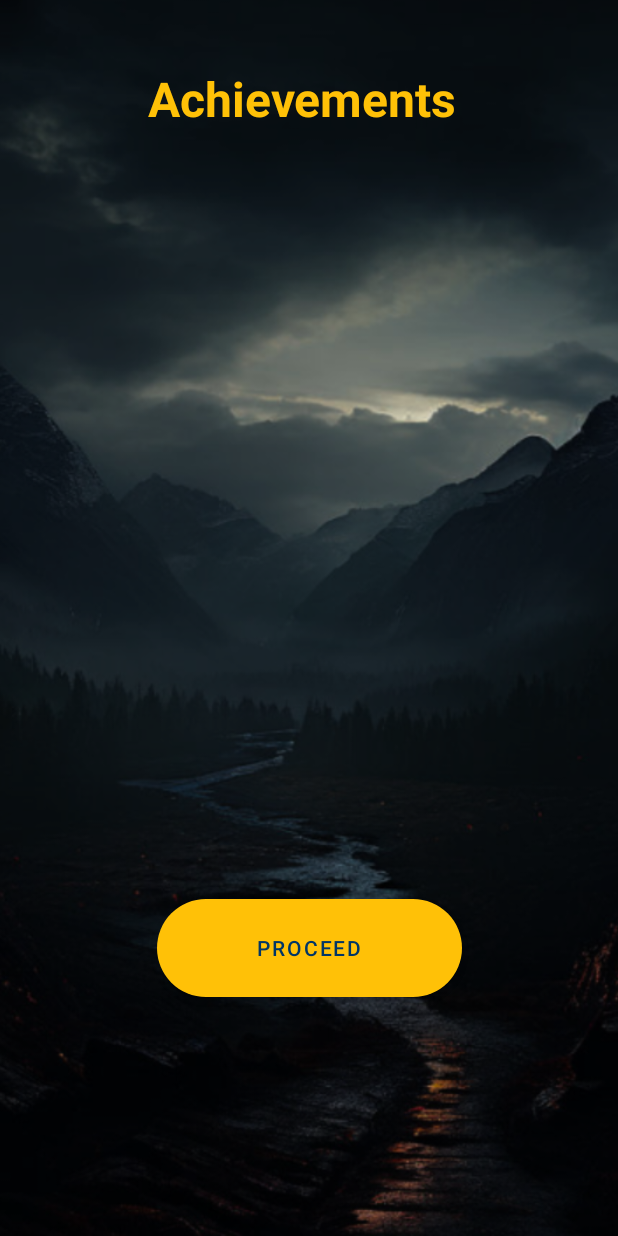
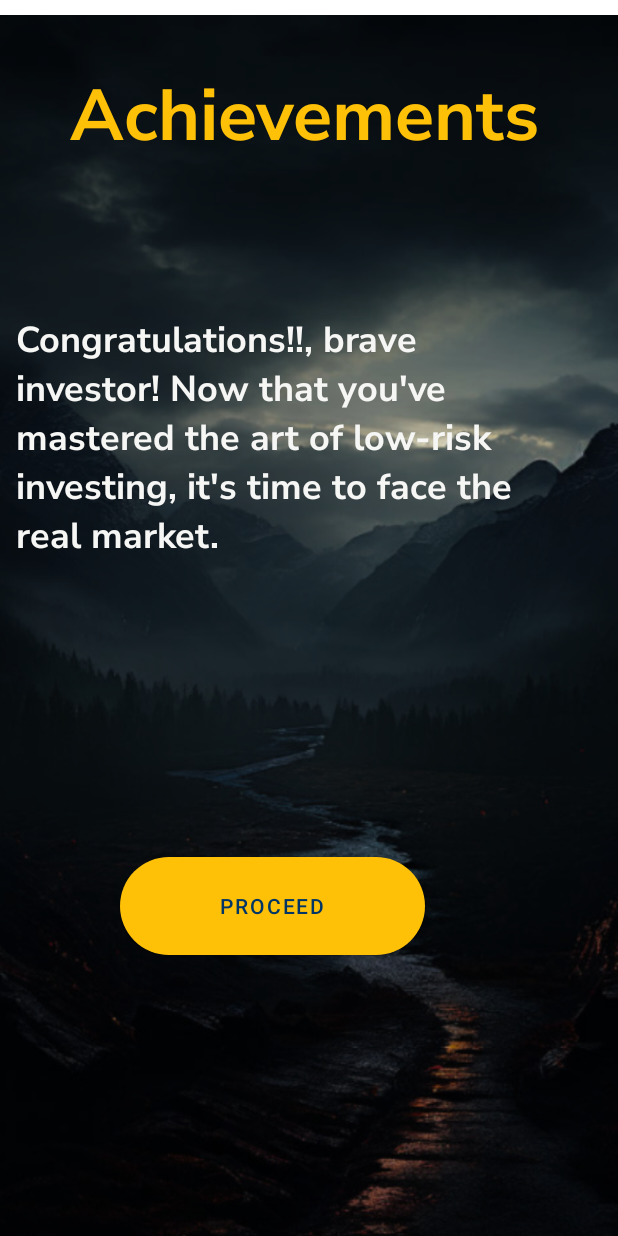
Before and after one commit to akirachix/Vivosparks-Mobile, an Android app: the screen it shows after launch (AchievementActivity), on a phone screen of 412 x 824 dp. Run offline under Robolectric (Android 15) with nearby library versions, the phone set to English and light mode, and no system bars; network calls fail; 1 statement that could not run was skipped.

Commit message:
Made changes

```diff
--- a/app/src/main/java/com/akirachix/investikaTrial/ui/AchievementActivity.kt
+++ b/app/src/main/java/com/akirachix/investikaTrial/ui/AchievementActivity.kt
@@ -5,7 +5,6 @@ import android.os.Bundle
 import androidx.appcompat.app.AppCompatActivity
 import androidx.recyclerview.widget.LinearLayoutManager
 import com.akirachix.investikaTrial.api.ApiClient
-import com.akirachix.investikaTrial.models.AchievementAdapter
 import com.akirachix.investikatrial.databinding.ActivityAchievementBinding
 import kotlinx.coroutines.CoroutineScope
 import kotlinx.coroutines.Dispatchers
@@ -14,7 +13,6 @@ import kotlinx.coroutines.withContext
 
 class AchievementActivity : AppCompatActivity() {
     private lateinit var binding: ActivityAchievementBinding
-    private lateinit var adapter: AchievementAdapter
 
     override fun onCreate(savedInstanceState: Bundle?) {
         super.onCreate(savedInstanceState)
@@ -22,32 +20,28 @@ class AchievementActivity : AppCompatActivity() {
         setContentView(binding.root)
 
         binding.btnProceed.setOnClickListener {
-            var intent= Intent(this, InvestActivity::class.java)
+            val intent = Intent(this, InvestActivity::class.java)
             startActivity(intent)
         }
 
-        binding.rvAchievements.layoutManager = LinearLayoutManager(this)
 
         fetchAchievements()
     }
 
     private fun fetchAchievements() {
-        // Initialize the adapter with an empty list first
-        adapter = AchievementAdapter(emptyList())
-        binding.rvAchievements.adapter = adapter
-
         CoroutineScope(Dispatchers.IO).launch {
             val response = ApiClient.api.achievements().execute()
             if (response.isSuccessful) {
                 response.body()?.let { achievementResponse ->
                     withContext(Dispatchers.Main) {
-                        // Update the adapter with the fetched achievements
-                        adapter = AchievementAdapter(achievementResponse.achievements)
-                        binding.rvAchievements.adapter = adapter
+                        // Do something with the fetched achievements
+                        // For example, display them in the UI without using an adapter
+                        binding.tvAchievements.text = achievementResponse.achievements.joinToString("\n") { achievement ->
+                            achievement.name  // Assuming your achievements have a name field
+                        }
                     }
                 }
             }
         }
-
     }
 }
--- a/app/src/main/res/layout/activity_achievement.xml
+++ b/app/src/main/res/layout/activity_achievement.xml
@@ -9,8 +9,9 @@
 
     <ImageView
         android:id="@+id/imageView2"
-        android:layout_width="872dp"
         android:layout_height="987dp"
+        android:layout_width="match_parent"
+        android:text="Achievements"
         app:layout_constraintBottom_toBottomOf="parent"
         app:layout_constraintEnd_toEndOf="parent"
         app:layout_constraintHorizontal_bias="0.548"
@@ -22,28 +23,40 @@
 
     <TextView
         android:id="@+id/welcomeText"
-        android:layout_width="214dp"
-        android:layout_height="59dp"
+        android:layout_width="384dp"
+        android:layout_height="158dp"
         android:layout_marginStart="16dp"
         android:layout_marginTop="44dp"
         android:layout_marginEnd="24dp"
+        android:fontFamily="@font/nunito_sans_bold"
         android:text="Achievements"
         android:textAlignment="center"
         android:textColor="#FFC107"
-        android:textSize="32sp"
+        android:textSize="48sp"
         android:textStyle="bold"
         app:layout_constraintEnd_toEndOf="parent"
         app:layout_constraintHorizontal_bias="0.497"
         app:layout_constraintStart_toStartOf="parent"
         app:layout_constraintTop_toTopOf="parent" />
 
-    <androidx.recyclerview.widget.RecyclerView
-        android:id="@+id/rvAchievements"
-        android:layout_width="319dp"
-        android:layout_height="336dp"
-        android:textSize="32sp"
-        android:textColor="@color/white"
+
+    <TextView
+        android:id="@+id/tvAchievements"
+        android:layout_width="367dp"
+        android:layout_height="174dp"
+        android:layout_marginTop="8dp"
+        android:fontFamily="@font/nunito_sans_bold"
+        android:text="Congratulations!!,
+brave investor! Now
+that you've mastered
+the art of low-risk
+investing, it's
+time to face the real
+market."
+        android:textColor="#F6F6F5"
+        android:textSize="24dp"
         app:layout_constraintEnd_toEndOf="parent"
+        app:layout_constraintHorizontal_bias="0.246"
         app:layout_constraintStart_toStartOf="parent"
         app:layout_constraintTop_toBottomOf="@+id/welcomeText" />
 
@@ -54,7 +67,7 @@
         android:layout_height="65dp"
         android:layout_marginStart="32dp"
         android:layout_marginEnd="32dp"
-        android:layout_marginBottom="164dp"
+        android:layout_marginBottom="168dp"
         android:background="@drawable/button_background"
         android:text="Proceed"
         android:textColor="#003566"
@@ -62,8 +75,9 @@
         app:cornerRadius="25dp"
         app:layout_constraintBottom_toBottomOf="parent"
         app:layout_constraintEnd_toEndOf="parent"
+        app:layout_constraintHorizontal_bias="0.375"
         app:layout_constraintStart_toStartOf="parent"
-        app:layout_constraintTop_toBottomOf="@+id/rvAchievements" />
+        app:layout_constraintTop_toBottomOf="@+id/tvAchievements" />
 
 
 </androidx.constraintlayout.widget.ConstraintLayout>
```
Also changed, not shown: app/src/main/java/com/akirachix/investikaTrial/models/AchievementAdapter.kt (deleted, +0 -27 lines), app/src/main/java/com/akirachix/investikaTrial/ui/MoneymarketActivity.kt (deleted, +0 -16 lines), app/src/main/res/layout/activity_achievement_screen.xml (+8 -5 lines), app/src/main/res/layout/activity_invest.xml (+4 -5 lines), app/src/main/res/layout/activity_investment.xml (+6 -6 lines), app/src/main/res/layout/activity_moneymarket.xml (deleted, +0 -148 lines), app/src/main/res/layout/item_achievement.xml (deleted, +0 -37 lines).
